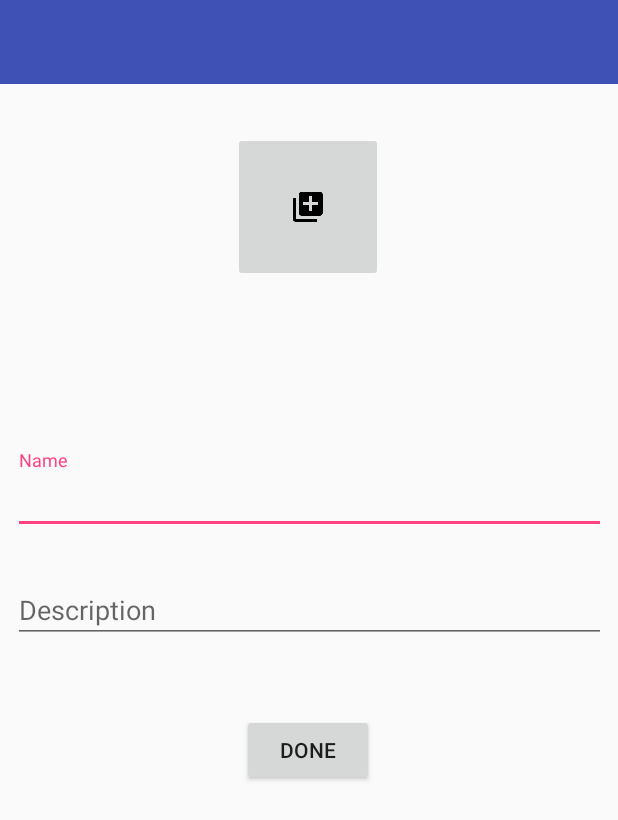
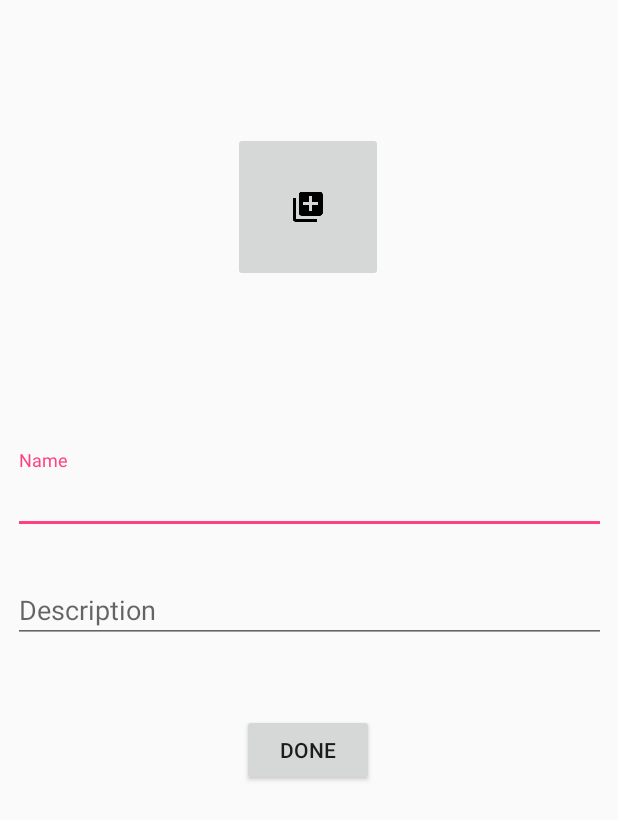
Before and after one commit to Madonahs/Developers-Portfolio, an Android app: the screen it shows after launch (AddFeeds), after a tap on an icon or button, on a phone screen of 412 x 824 dp. Shown: the top 820 px of the screen. Run offline under Robolectric (Android 15) with nearby library versions, the phone set to English and light mode, and no system bars; our stand-ins replace ButterKnife, CircleImageView; pictures from the network do not load; 1 statement that could not run was skipped.

Commit message:
Fix the nullpointer but still have a major bug. you'll see it.!!!

```diff
--- a/app/src/main/java/com/madonasyombua/growwithgoogleteamproject/AddFeeds.java
+++ b/app/src/main/java/com/madonasyombua/growwithgoogleteamproject/AddFeeds.java
@@ -1,24 +1,51 @@
 package com.madonasyombua.growwithgoogleteamproject;
 
 import android.os.Bundle;
+import android.support.design.widget.TextInputEditText;
 import android.support.v7.app.AppCompatActivity;
-import android.support.v7.widget.Toolbar;
+import android.util.Log;
+import android.view.View;
+import android.widget.Button;
 
-import butterknife.BindView;
+import com.madonasyombua.growwithgoogleteamproject.ui.fragment.FeedsFragment;
 
 public class AddFeeds extends AppCompatActivity {
 
-
-    @BindView(R.id.toolbar_add_feed)
-    Toolbar toolbar;
-
+    private static final String TAG = "AddFeeds";
+    TextInputEditText edit_project_name, edit_project_description;
+    Button btn;
     @Override
     protected void onCreate(Bundle savedInstanceState) {
         super.onCreate(savedInstanceState);
         setContentView(R.layout.activity_add_feeds);
-        setSupportActionBar(toolbar);
+//        setSupportActionBar(toolbar);
 
         // TODO: 3/4/2018 Add a title and a back button
 //        toolbar.setTitle("Add to your Feeds");
+
+
+        edit_project_name = (TextInputEditText)findViewById(R.id.edit_project_name);
+        edit_project_description = findViewById(R.id.edit_project_description);
+
+        btn = findViewById(R.id.button_add_feed);
+        btn.setOnClickListener(new View.OnClickListener() {
+            @Override
+            public void onClick(View view) {
+                sendData();
+                finish();
+            }
+        });
     }
+
+    private void sendData() {
+        Bundle bundle = new Bundle();
+        bundle.putString("FEEDS_TITLE", edit_project_name.getText().toString().trim());
+        bundle.putString("FEEDS_DESCRIPTION", edit_project_description.getText().toString().trim());
+
+        FeedsFragment fm = new FeedsFragment();
+        fm.setArguments(bundle);
+
+        Log.i(TAG, "sendData: " + bundle);
+    }
+
 }
--- a/app/src/main/java/com/madonasyombua/growwithgoogleteamproject/adapter/FeedsAdapter.java
+++ b/app/src/main/java/com/madonasyombua/growwithgoogleteamproject/adapter/FeedsAdapter.java
@@ -57,4 +57,6 @@ public class FeedsAdapter extends RecyclerView.Adapter<FeedsAdapter.ViewHolder>
             ButterKnife.bind(this, itemView);
         }
     }
+
+    public void setFeedsList(List<Feeds> feeds){ this.feedsList = feeds; }
 }
--- a/app/src/main/java/com/madonasyombua/growwithgoogleteamproject/models/Feeds.java
+++ b/app/src/main/java/com/madonasyombua/growwithgoogleteamproject/models/Feeds.java
@@ -18,6 +18,11 @@ public class Feeds {
     public Feeds(String feed_name, int feed_images) {
         this.feed_name = feed_name;
         this.feed_images = feed_images;
+    }
+
+    public Feeds(String feed_name, String feed_description) {
+        this.feed_name = feed_name;
+        this.feed_description = feed_description;
     }
 
     public String getFeed_name() {
--- a/app/src/main/java/com/madonasyombua/growwithgoogleteamproject/ui/fragment/AddFeedsFragment.java
+++ /dev/null
@@ -1,75 +0,0 @@
-package com.madonasyombua.growwithgoogleteamproject.ui.fragment;
-
-import android.content.Context;
-import android.os.Bundle;
-import android.support.annotation.NonNull;
-import android.support.annotation.Nullable;
-import android.support.design.widget.TextInputEditText;
-import android.support.v4.app.Fragment;
-import android.util.Log;
-import android.view.LayoutInflater;
-import android.view.View;
-import android.view.ViewGroup;
-import android.widget.Button;
-import android.widget.Toast;
-
-import com.madonasyombua.growwithgoogleteamproject.R;
-
-/**
- * Created by Ayo on 3/3/2018.
- */
-
-public class AddFeedsFragment extends Fragment {
-
-    private static final String TAG = "AddFeedsFragment";
-    TextInputEditText inputEditText;
-    Button done;
-    private onFragmentInteraction interaction;
-
-    @Override
-    public void onAttach(Context context) {
-        super.onAttach(context);
-        try {
-            interaction = (onFragmentInteraction) context;
-        } catch (Exception e) {
-            e.printStackTrace();
-        }
-    }
-
-    @Override
-    public void onDetach() {
-        super.onDetach();
-        interaction = null;
-    }
-
-    @Nullable
-    @Override
-    public View onCreateView(@NonNull LayoutInflater inflater, @Nullable ViewGroup container, @Nullable Bundle savedInstanceState) {
-        View view = inflater.inflate(R.layout.fragment_add_feeds, container, false);
-        inputEditText = view.findViewById(R.id.edit_project_name);
-        done = view.findViewById(R.id.button_add_feed);
-
-        done.setOnClickListener(new View.OnClickListener() {
-            @Override
-            public void onClick(View view) {
-                String title = extractText(inputEditText);
-
-                if (title != null){
-                    interaction.receivedStringandImage(title);
-                }else {
-                    Toast.makeText(getActivity(), "Add a title", Toast.LENGTH_SHORT).show();
-                    Log.e(TAG, "onClick: " + title);
-                }
-            }
-        });
-
-        return view;
-    }
-
-    public interface onFragmentInteraction{
-        void receivedStringandImage(String title);
-    }
-    private String extractText(TextInputEditText text) {
-        return text.getText().toString().trim();
-    }
-}
--- a/app/src/main/java/com/madonasyombua/growwithgoogleteamproject/ui/fragment/FeedsFragment.java
+++ b/app/src/main/java/com/madonasyombua/growwithgoogleteamproject/ui/fragment/FeedsFragment.java
@@ -1,6 +1,5 @@
 package com.madonasyombua.growwithgoogleteamproject.ui.fragment;
 
-import android.content.Context;
 import android.content.Intent;
 import android.database.Cursor;
 import android.net.Uri;
@@ -12,6 +11,7 @@ import android.support.v4.content.Loader;
 import android.support.v7.widget.DefaultItemAnimator;
 import android.support.v7.widget.LinearLayoutManager;
 import android.support.v7.widget.RecyclerView;
+import android.util.Log;
 import android.view.LayoutInflater;
 import android.view.View;
 import android.view.ViewGroup;
@@ -33,13 +33,14 @@ import java.util.List;
  * Use the {@link FeedsFragment#newInstance} factory method to
  * create an instance of this fragment.
  */
-public class FeedsFragment extends Fragment implements LoaderManager.LoaderCallbacks<Cursor> ,
-AddFeedsFragment.onFragmentInteraction{
+public class FeedsFragment extends Fragment implements LoaderManager.LoaderCallbacks<Cursor> {
     // TODO: Rename parameter arguments, choose names that match
     // the fragment initialization parameters, e.g. ARG_ITEM_NUMBER
     private static final String ARG_PARAM1 = "param1";
     private static final String ARG_PARAM2 = "param2";
 
+
+    private static final String TAG = "FeedsFragment";
     // TODO: Rename and change types of parameters
     private String mParam1;
     private String mParam2;
@@ -48,6 +49,16 @@ AddFeedsFragment.onFragmentInteraction{
     private List<Feeds> feedsList = new ArrayList<>();
     private RecyclerView recyclerView;
     private FeedsAdapter adapter;
+
+    // FIXME: 3/5/2018 This is the data being received from AddFeeds but at the first run it is null.
+//    String feedtitle = getArguments().getString("FEEDS_TITLE");
+//    String feedDescription = getArguments().getString("FEEDS_DESCRIPTION");
+//
+/// /    String feedtitle = "ahahkfdh";
+//    String feedDescription = "adkjlfajdlfaj";
+
+    String feedtitle;
+    String feedDescription;
 
     public FeedsFragment() {
         // Required empty public constructor
@@ -85,12 +96,12 @@ AddFeedsFragment.onFragmentInteraction{
                              Bundle savedInstanceState) {
 
         view = inflater.inflate(R.layout.fragment_feeds, container, false);
-        //Home ToolBar
-
-       /* Toolbar toolbar =  view.findViewById(R.id.feedsToolbar);
-        ((AppCompatActivity) getActivity()).setSupportActionBar(toolbar);
-        if (((AppCompatActivity) getActivity()).getSupportActionBar() != null)
-            ((AppCompatActivity) getActivity()).getSupportActionBar().setTitle(R.string.home);*/
+//        //Home ToolBar
+//
+//       /* Toolbar toolbar =  view.findViewById(R.id.feedsToolbar);
+//        ((AppCompatActivity) getActivity()).setSupportActionBar(toolbar);
+//        if (((AppCompatActivity) getActivity()).getSupportActionBar() != null)
+//            ((AppCompatActivity) getActivity()).getSupportActionBar().setTitle(R.string.home);*/
 
         recyclerView = view.findViewById(R.id.feeds_recyclerview);
         adapter = new FeedsAdapter(feedsList);
@@ -101,11 +112,12 @@ AddFeedsFragment.onFragmentInteraction{
         recyclerView.setItemAnimator(new DefaultItemAnimator());
         recyclerView.setAdapter(adapter);
 
-       testFeeds();
+//       dataFromActivity();
+//       testFeeds();
 
         //starting the float button
-        FloatingActionButton addFeeds =  view.findViewById(R.id.add_feeds);
-        if ( addFeeds != null)
+        FloatingActionButton addFeeds = view.findViewById(R.id.add_feeds);
+        if (addFeeds != null)
             addFeeds.setOnClickListener(new View.OnClickListener() {
                 @Override
                 public void onClick(View view) {
@@ -115,8 +127,46 @@ AddFeedsFragment.onFragmentInteraction{
         getLoaderManager().initLoader(0, null, this);
 
 
+        if (feedsList == null) {
+            return null;
+        } else {
+            try{
+                feedtitle = this.getArguments().getString("FEEDS_TITLE");
+                feedDescription = this.getArguments().getString("FEEDS_DESCRIPTION");
+            } catch (NullPointerException e){
+                Log.e(TAG, "dataFromActivity: " + e);
+            }
+        }
 
+        feedsList.add(new Feeds(feedtitle, feedDescription));
+        adapter.setFeedsList(feedsList);
+        adapter.notifyDataSetChanged();
         return view;
+    }
+
+    private void dataFromActivity() {
+
+//        this.getArguments().getString("FEEDS_TITLE");
+//        this.getArguments().getString("FEEDS_DESCRIPTION");
+//
+        try {
+            feedtitle = this.getArguments().getString("FEEDS_TITLE");
+            feedDescription = this.getArguments().getString("FEEDS_DESCRIPTION");
+            feedsList.add(new Feeds(feedtitle, feedDescription));
+            adapter.setFeedsList(feedsList);
+            adapter.notifyDataSetChanged();
+
+        } catch (NullPointerException e) {
+            Log.e(TAG, "dataFromActivity: " + e);
+        }
+        Toast.makeText(getContext(), "ignore", Toast.LENGTH_SHORT).show();
+
+
+//         else {
+//            feedsList.add(new Feeds(feedtitle, feedDescription));
+//            adapter.setFeedsList(feedsList);
+//            adapter.notifyDataSetChanged();
+//        }
     }
 
 
@@ -146,22 +196,6 @@ AddFeedsFragment.onFragmentInteraction{
         }
     }
 
-    @Override
-    public void onAttach(Context context) {
-        super.onAttach(context);
-        if (context instanceof OnFragmentInteractionListener) {
-            mListener = (OnFragmentInteractionListener) context;
-        } else {
-            throw new RuntimeException(context.toString()
-                    + " must implement OnFragmentInteractionListener");
-        }
-    }
-
-    @Override
-    public void onDetach() {
-        super.onDetach();
-        mListener = null;
-    }
 
     @Override
     public Loader<Cursor> onCreateLoader(int id, Bundle args) {
@@ -178,8 +212,4 @@ AddFeedsFragment.onFragmentInteraction{
 
     }
 
-    @Override
-    public void receivedStringandImage(String title) {
-        feedsList.add(new Feeds(title, R.drawable.logo));
 }
-}
--- a/app/src/main/res/layout/activity_add_feeds.xml
+++ b/app/src/main/res/layout/activity_add_feeds.xml
@@ -3,25 +3,67 @@
     xmlns:app="http://schemas.android.com/apk/res-auto"
     xmlns:tools="http://schemas.android.com/tools"
     android:layout_width="match_parent"
-    android:layout_height="match_parent"
-    tools:context="com.madonasyombua.growwithgoogleteamproject.AddFeeds">
+    android:layout_height="match_parent">
 
-    <android.support.v7.widget.Toolbar
-        android:id="@+id/toolbar_add_feed"
-        android:layout_width="match_parent"
+    <ImageButton
+        android:id="@+id/imageButton"
+        android:layout_width="100dp"
+        android:layout_height="100dp"
+        android:layout_marginTop="88dp"
+        app:layout_constraintEnd_toEndOf="parent"
+        app:layout_constraintHorizontal_bias="0.498"
+        app:layout_constraintLeft_toLeftOf="parent"
+        app:layout_constraintRight_toRightOf="parent"
+        app:layout_constraintStart_toStartOf="parent"
+        app:layout_constraintTop_toTopOf="parent"
+        app:srcCompat="@drawable/ic_library_add_black_24dp" />
+
+    <android.support.design.widget.TextInputLayout
+        android:id="@+id/textInputLayout"
+        android:layout_width="395dp"
         android:layout_height="wrap_content"
-        android:background="?attr/colorPrimary"
-        android:minHeight="?attr/actionBarSize"
-        android:theme="?attr/actionBarTheme"
-        app:layout_constraintTop_toTopOf="parent"
-        tools:layout_editor_absoluteX="8dp" />
+        android:layout_marginTop="300dp"
+        app:layout_constraintEnd_toEndOf="parent"
+        app:layout_constraintLeft_toLeftOf="parent"
+        app:layout_constraintRight_toRightOf="parent"
+        app:layout_constraintStart_toStartOf="parent"
+        app:layout_constraintTop_toTopOf="parent">
+
+        <android.support.design.widget.TextInputEditText
+            android:id="@+id/edit_project_name"
+            android:layout_width="match_parent"
+            android:layout_height="wrap_content"
+            android:hint="Name" />
+
+    </android.support.design.widget.TextInputLayout>
+
+    <Button
+        android:id="@+id/button_add_feed"
+        android:layout_width="wrap_content"
+        android:layout_height="wrap_content"
+        android:layout_marginTop="120dp"
+        android:text="DOne"
+        app:layout_constraintHorizontal_bias="0.498"
+        app:layout_constraintLeft_toLeftOf="parent"
+        app:layout_constraintRight_toRightOf="parent"
+        app:layout_constraintTop_toBottomOf="@+id/textInputLayout" />
+
+    <android.support.design.widget.TextInputLayout
+        android:layout_width="395dp"
+        android:layout_height="wrap_content"
+        android:layout_marginTop="376dp"
+        app:layout_constraintEnd_toEndOf="parent"
+        app:layout_constraintLeft_toLeftOf="parent"
+        app:layout_constraintRight_toRightOf="parent"
+        app:layout_constraintStart_toStartOf="parent"
+        app:layout_constraintTop_toTopOf="parent">
+
+        <android.support.design.widget.TextInputEditText
+            android:id="@+id/edit_project_description"
+            android:layout_width="match_parent"
+            android:layout_height="42dp"
+            android:hint="Description" />
+    </android.support.design.widget.TextInputLayout>
 
 
-    <fragment
-        android:layout_width="match_parent"
-        android:layout_height="match_parent"
-        android:name="com.madonasyombua.growwithgoogleteamproject.ui.fragment.AddFeedsFragment"
-        android:id="@+id/add_feeds"
-        tools:layout="@layout/fragment_add_feeds" />
-
 </android.support.constraint.ConstraintLayout>
--- a/app/src/main/res/layout/fragment_add_feeds.xml
+++ /dev/null
@@ -1,68 +0,0 @@
-<?xml version="1.0" encoding="utf-8"?>
-<android.support.constraint.ConstraintLayout xmlns:android="http://schemas.android.com/apk/res/android"
-    xmlns:app="http://schemas.android.com/apk/res-auto"
-    xmlns:tools="http://schemas.android.com/tools"
-    android:layout_width="match_parent"
-    android:layout_height="match_parent">
-
-    <ImageButton
-        android:id="@+id/imageButton"
-        android:layout_width="100dp"
-        android:layout_height="100dp"
-        android:layout_marginTop="88dp"
-        app:layout_constraintEnd_toEndOf="parent"
-        app:layout_constraintHorizontal_bias="0.498"
-        app:layout_constraintLeft_toLeftOf="parent"
-        app:layout_constraintRight_toRightOf="parent"
-        app:layout_constraintStart_toStartOf="parent"
-        app:layout_constraintTop_toTopOf="parent"
-        app:srcCompat="@drawable/ic_library_add_black_24dp" />
-
-    <android.support.design.widget.TextInputLayout
-        android:id="@+id/textInputLayout"
-        android:layout_width="395dp"
-        android:layout_height="wrap_content"
-        android:layout_marginTop="300dp"
-        app:layout_constraintEnd_toEndOf="parent"
-        app:layout_constraintLeft_toLeftOf="parent"
-        app:layout_constraintRight_toRightOf="parent"
-        app:layout_constraintStart_toStartOf="parent"
-        app:layout_constraintTop_toTopOf="parent">
-
-        <android.support.design.widget.TextInputEditText
-            android:id="@+id/edit_project_name"
-            android:layout_width="match_parent"
-            android:layout_height="wrap_content"
-            android:hint="Name" />
-
-    </android.support.design.widget.TextInputLayout>
-
-    <Button
-        android:id="@+id/button_add_feed"
-        android:layout_width="wrap_content"
-        android:layout_height="wrap_content"
-        android:layout_marginTop="120dp"
-        android:text="DOne"
-        app:layout_constraintHorizontal_bias="0.498"
-        app:layout_constraintLeft_toLeftOf="parent"
-        app:layout_constraintRight_toRightOf="parent"
-        app:layout_constraintTop_toBottomOf="@+id/textInputLayout" />
-
-    <android.support.design.widget.TextInputLayout
-        android:layout_width="395dp"
-        android:layout_height="wrap_content"
-        android:layout_marginTop="376dp"
-        app:layout_constraintEnd_toEndOf="parent"
-        app:layout_constraintLeft_toLeftOf="parent"
-        app:layout_constraintRight_toRightOf="parent"
-        app:layout_constraintStart_toStartOf="parent"
-        app:layout_constraintTop_toTopOf="parent">
-
-        <android.support.design.widget.TextInputEditText
-            android:layout_width="match_parent"
-            android:layout_height="42dp"
-            android:hint="Description" />
-    </android.support.design.widget.TextInputLayout>
-
-
-</android.support.constraint.ConstraintLayout>
```
Also changed, not shown: app/src/main/java/com/madonasyombua/growwithgoogleteamproject/FeedsActivity.java (+28 -9 lines). Lines whose indentation alone changed are shown as unchanged.
